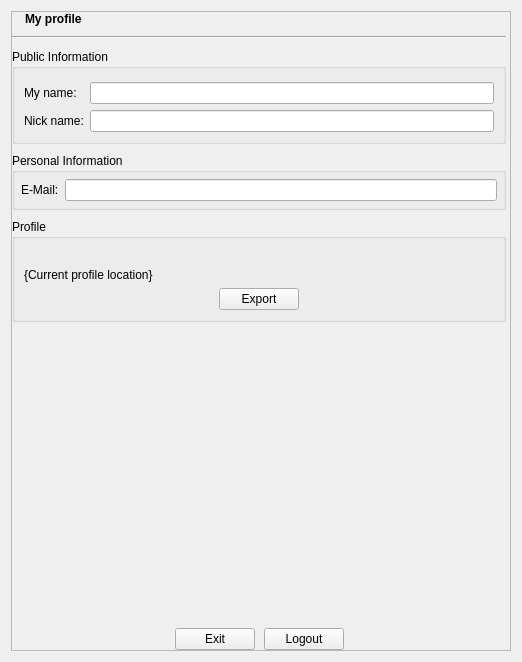
Before: the Qt Designer form src/modules/im/src/widget/form/profileform.ui in okstar-org/ok-msg-desktop, drawn with Qt 5.
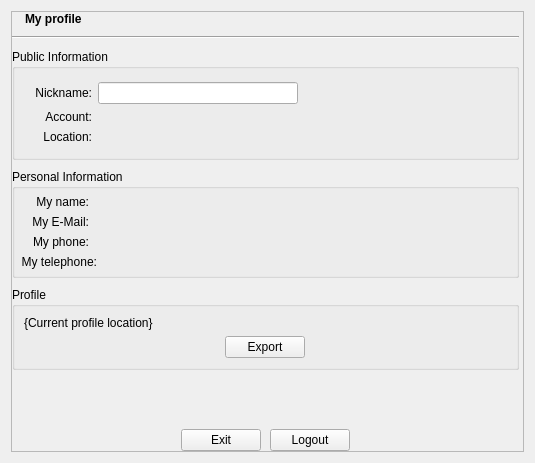
After: the same form once the commit is applied. Icons and pictures are not drawn.

```diff
--- a/src/modules/im/src/widget/form/profileform.ui
+++ b/src/modules/im/src/widget/form/profileform.ui
@@ -18,8 +18,8 @@
    <rect>
     <x>0</x>
     <y>0</y>
-       <width>522</width>
-       <height>662</height>
+    <width>535</width>
+    <height>463</height>
    </rect>
   </property>
   <property name="windowTitle">
@@ -42,11 +42,11 @@
        <rect>
         <x>0</x>
         <y>0</y>
-           <width>506</width>
-           <height>646</height>
+        <width>521</width>
+        <height>449</height>
        </rect>
       </property>
-      <layout class="QVBoxLayout" name="verticalLayout_4" stretch="0,0,0,0,0,1,0">
+      <layout class="QVBoxLayout" name="verticalLayout_4" stretch="0,0,0,0,1,0,0">
        <property name="spacing">
         <number>9</number>
        </property>
@@ -105,7 +105,6 @@
            </property>
            <property name="font">
             <font>
-                <weight>75</weight>
              <bold>true</bold>
             </font>
            </property>
@@ -149,15 +148,42 @@
             <property name="topMargin">
              <number>4</number>
             </property>
+            <property name="rightMargin">
+             <number>0</number>
+            </property>
+            <property name="bottomMargin">
+             <number>4</number>
+            </property>
             <item row="0" column="0">
-             <widget class="QLabel" name="userNameLabel">
+             <widget class="QLabel" name="nicknameLabel">
+              <property name="minimumSize">
+               <size>
+                <width>68</width>
+                <height>0</height>
+               </size>
+              </property>
               <property name="text">
-               <string>My name:</string>
+               <string>Nickname:</string>
+              </property>
+              <property name="alignment">
+               <set>Qt::AlignRight|Qt::AlignTrailing|Qt::AlignVCenter</set>
               </property>
              </widget>
             </item>
             <item row="0" column="1">
-             <widget class="QLineEdit" name="userName">
+             <widget class="QLineEdit" name="nickname">
+              <property name="minimumSize">
+               <size>
+                <width>120</width>
+                <height>0</height>
+               </size>
+              </property>
+              <property name="maximumSize">
+               <size>
+                <width>200</width>
+                <height>16777215</height>
+               </size>
+              </property>
               <property name="accessibleName">
                <string>Name input</string>
               </property>
@@ -167,47 +193,177 @@
              </widget>
             </item>
             <item row="1" column="0">
-                <widget class="QLabel" name="nicknameLabel">
+             <widget class="QLabel" name="username_label">
+              <property name="minimumSize">
+               <size>
+                <width>68</width>
+                <height>0</height>
+               </size>
+              </property>
               <property name="text">
-                  <string>Nick name:</string>
+               <string>Account:</string>
+              </property>
+              <property name="alignment">
+               <set>Qt::AlignRight|Qt::AlignTrailing|Qt::AlignVCenter</set>
               </property>
              </widget>
             </item>
             <item row="1" column="1">
-                <widget class="QLineEdit" name="nickname"/>
+             <widget class="QLabel" name="username">
+              <property name="maximumSize">
+               <size>
+                <width>200</width>
+                <height>16777215</height>
+               </size>
+              </property>
+              <property name="text">
+               <string/>
+              </property>
+             </widget>
+            </item>
+            <item row="2" column="0">
+             <widget class="QLabel" name="locationLabel">
+              <property name="minimumSize">
+               <size>
+                <width>68</width>
+                <height>0</height>
+               </size>
+              </property>
+              <property name="text">
+               <string>Location:</string>
+              </property>
+              <property name="alignment">
+               <set>Qt::AlignRight|Qt::AlignTrailing|Qt::AlignVCenter</set>
+              </property>
+             </widget>
+            </item>
+            <item row="2" column="1">
+             <widget class="QLabel" name="location">
+              <property name="maximumSize">
+               <size>
+                <width>200</width>
+                <height>16777215</height>
+               </size>
+              </property>
+              <property name="text">
+               <string/>
+              </property>
+             </widget>
             </item>
            </layout>
           </item>
          </layout>
         </widget>
        </item>
-          <item>
-              <widget class="QGroupBox" name="verticalGroupBox">
-                  <property name="title">
-                      <string>Personal Information</string>
-                  </property>
-                  <layout class="QFormLayout" name="profileGroup">
-                      <property name="leftMargin">
-                          <number>6</number>
-                      </property>
-                      <property name="topMargin">
-                          <number>6</number>
-                      </property>
-                      <property name="rightMargin">
-                          <number>6</number>
-                      </property>
-                      <property name="bottomMargin">
-                          <number>6</number>
-                      </property>
-                      <item row="0" column="0">
-                          <widget class="QLabel" name="email_label">
-                              <property name="text">
-                                  <string>E-Mail:</string>
-                              </property>
-                          </widget>
-                      </item>
-                      <item row="0" column="1">
-                          <widget class="QLineEdit" name="email"/>
+       <item>
+        <widget class="QGroupBox" name="verticalGroupBox">
+         <property name="title">
+          <string>Personal Information</string>
+         </property>
+         <layout class="QFormLayout" name="profileGroup">
+          <property name="leftMargin">
+           <number>6</number>
+          </property>
+          <property name="topMargin">
+           <number>6</number>
+          </property>
+          <property name="rightMargin">
+           <number>6</number>
+          </property>
+          <property name="bottomMargin">
+           <number>6</number>
+          </property>
+          <item row="1" column="0">
+           <widget class="QLabel" name="name_label">
+            <property name="minimumSize">
+             <size>
+              <width>68</width>
+              <height>0</height>
+             </size>
+            </property>
+            <property name="text">
+             <string>My name:</string>
+            </property>
+            <property name="alignment">
+             <set>Qt::AlignRight|Qt::AlignTrailing|Qt::AlignVCenter</set>
+            </property>
+           </widget>
+          </item>
+          <item row="3" column="0">
+           <widget class="QLabel" name="phone_label">
+            <property name="minimumSize">
+             <size>
+              <width>68</width>
+              <height>0</height>
+             </size>
+            </property>
+            <property name="text">
+             <string>My phone:</string>
+            </property>
+            <property name="alignment">
+             <set>Qt::AlignRight|Qt::AlignTrailing|Qt::AlignVCenter</set>
+            </property>
+           </widget>
+          </item>
+          <item row="1" column="1">
+           <widget class="QLabel" name="name">
+            <property name="text">
+             <string notr="true"/>
+            </property>
+           </widget>
+          </item>
+          <item row="2" column="1">
+           <widget class="QLabel" name="email">
+            <property name="text">
+             <string notr="true"/>
+            </property>
+           </widget>
+          </item>
+          <item row="3" column="1">
+           <widget class="QLabel" name="phone">
+            <property name="text">
+             <string notr="true"/>
+            </property>
+           </widget>
+          </item>
+          <item row="2" column="0">
+           <widget class="QLabel" name="email_label">
+            <property name="minimumSize">
+             <size>
+              <width>68</width>
+              <height>0</height>
+             </size>
+            </property>
+            <property name="text">
+             <string>My E-Mail:</string>
+            </property>
+            <property name="alignment">
+             <set>Qt::AlignRight|Qt::AlignTrailing|Qt::AlignVCenter</set>
+            </property>
+           </widget>
+          </item>
+          <item row="4" column="0">
+           <widget class="QLabel" name="telephone_label">
+            <property name="minimumSize">
+             <size>
+              <width>68</width>
+              <height>0</height>
+             </size>
+            </property>
+            <property name="text">
+             <string>My telephone:</string>
+            </property>
+            <property name="alignment">
+             <set>Qt::AlignRight|Qt::AlignTrailing|Qt::AlignVCenter</set>
+            </property>
+           </widget>
+          </item>
+          <item row="4" column="1">
+           <widget class="QLabel" name="telephone">
+            <property name="text">
+             <string notr="true"/>
+            </property>
+           </widget>
           </item>
          </layout>
         </widget>
@@ -218,13 +374,6 @@
           <string>Profile</string>
          </property>
          <layout class="QVBoxLayout" name="profilesVLayout">
-          <item>
-           <widget class="QLabel" name="prFileLabel">
-            <property name="text">
-             <string/>
-            </property>
-           </widget>
-          </item>
           <item>
            <widget class="QLabel" name="dirPrLink">
             <property name="cursor">
```
Left out of the diff: 4 changed lines with no effect on the pictures.
